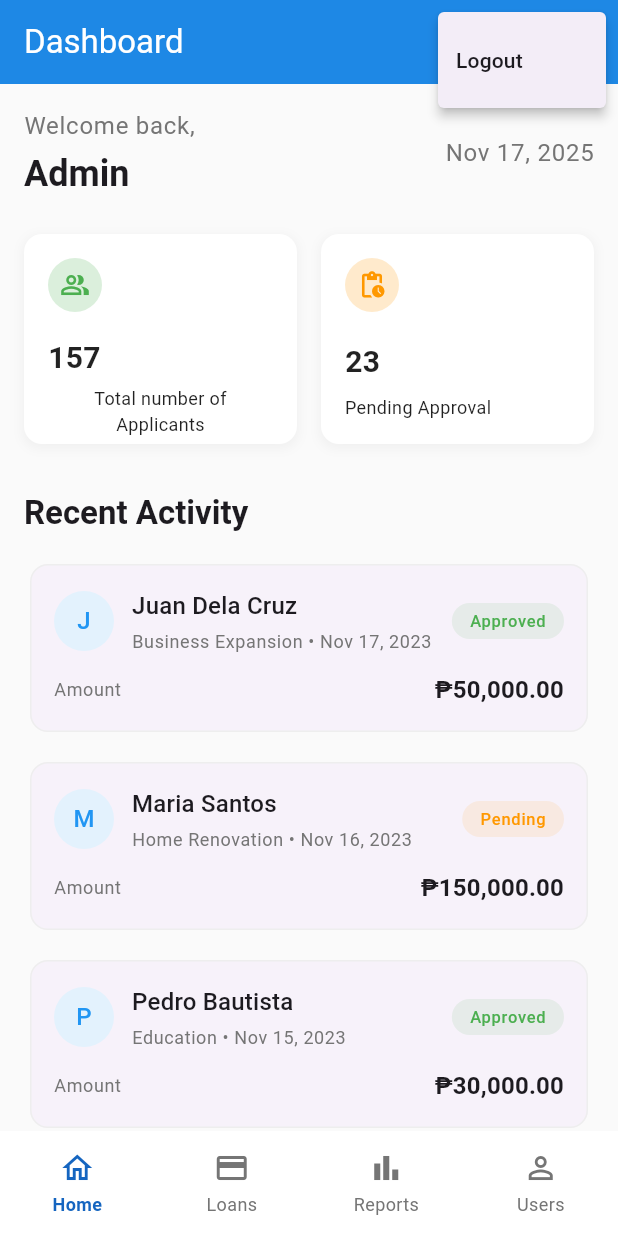
After one commit to LJPathay/CCE106_Project, a Flutter app: the DashboardScreen screen opened directly, after a tap on the "account circle" icon, on a phone screen of 412 x 824 dp. The commit adds this screen. Run offline on Flutter 3.47's test engine with Material 3 defaults, Android fonts, the phone set to English and light mode, and no system bars; our stand-ins replace bloc, cloud_firestore, equatable, firebase_auth, firebase_core, firebase_storage and 2 more; accounts and stored records are empty.

Commit message:
admin dashboard example  data

```diff
--- /dev/null
+++ b/lib/Middleware/AdminMiddleware.dart
@@ -0,0 +1,70 @@
+import 'package:flutter/material.dart';
+import 'package:cloud_firestore/cloud_firestore.dart';
+import 'package:firebase_auth/firebase_auth.dart';
+import '../Models/Account.dart';
+import '../UI/Admin/Dashboard.dart';
+
+class AdminMiddleware {
+  static Future<bool> isAdmin(BuildContext context) async {
+    final user = FirebaseAuth.instance.currentUser;
+    if (user == null) return false;
+
+    try {
+      final doc = await FirebaseFirestore.instance
+          .collection("Account")
+          .doc(user.uid)
+          .get();
+
+      if (doc.exists) {
+        final account = Account.fromMap(
+          doc.data() as Map<String, dynamic>,
+          doc.id
+        );
+        return account.isAdmin;
+      }
+      return false;
+    } catch (e) {
+      debugPrint('Error checking admin status: $e');
+      return false;
+    }
+  }
+
+  static Route<dynamic>? onGenerateRoute(RouteSettings settings) {
+    if (settings.name?.startsWith('/admin') ?? false) {
+      return MaterialPageRoute(
+        builder: (context) => FutureBuilder<bool>(
+          future: isAdmin(context),
+          builder: (context, snapshot) {
+            if (snapshot.connectionState == ConnectionState.waiting) {
+              return const Scaffold(
+                body: Center(child: CircularProgressIndicator()),
+              );
+            }
+
+            if (snapshot.data == true) {
+              return DashboardScreen();
+            }
+
+            // Show access denied
+            return Scaffold(
+              body: Center(
+                child: Column(
+                  mainAxisAlignment: MainAxisAlignment.center,
+                  children: [
+                    const Text('Admin access required'),
+                    const SizedBox(height: 16),
+                    TextButton(
+                      onPressed: () => Navigator.pop(context),
+                      child: const Text('Go back'),
+                    ),
+                  ],
+                ),
+              ),
+            );
+          },
+        ),
+      );
+    }
+    return null;
+  }
+}
--- a/lib/Models/Account.dart
+++ b/lib/Models/Account.dart
@@ -2,11 +2,22 @@ class Account {
   final String id;
   final String username;
   final String email;
+  final bool isAdmin;
 
-  Account({required this.id, required this.username, required this.email});
+  Account({
+    required this.id,
+    required this.username,
+    required this.email,
+    this.isAdmin = false,
+  });
 
   Map<String, dynamic> toMap() {
-    return {'id': id, 'username': username, 'email': email};
+    return {
+      'id': id,
+      'username': username,
+      'email': email,
+      'isAdmin': isAdmin,
+    };
   }
 
   factory Account.fromMap(Map<String, dynamic> map, String documentId) {
@@ -14,6 +25,7 @@ class Account {
       id: documentId,
       username: map['username'] ?? '',
       email: map['email'] ?? '',
+      isAdmin: map['isAdmin'] ?? false,
     );
   }
 }
--- a/lib/Services/Authenticator.dart
+++ b/lib/Services/Authenticator.dart
@@ -1,6 +1,6 @@
 import 'package:cloud_firestore/cloud_firestore.dart';
 import 'package:firebase_auth/firebase_auth.dart';
-import 'Models/Account.dart';
+import '../Models/Account.dart';
 
 class Authenticator {
   final FirebaseAuth _auth = FirebaseAuth.instance;
--- /dev/null
+++ b/lib/UI/Admin/Dashboard.dart
@@ -0,0 +1,391 @@
+import 'package:flutter/material.dart';
+import 'package:intl/intl.dart';
+
+class DashboardScreen extends StatefulWidget {
+  const DashboardScreen({super.key});
+
+  @override
+  State<DashboardScreen> createState() => _DashboardScreenState();
+}
+
+class _DashboardScreenState extends State<DashboardScreen> {
+  int _selectedIndex = 0;
+  // Sample data for demonstration
+  final int totalApplicants = 157;
+  final int pendingApprovals = 23;
+
+  final List<Map<String, dynamic>> recentActivity = [
+    {
+      "name": "Juan Dela Cruz",
+      "reason": "Business Expansion",
+      "amount": 50000.00,
+      "date": "2023-11-17",
+      "status": "Approved",
+    },
+    {
+      "name": "Maria Santos",
+      "reason": "Home Renovation",
+      "amount": 150000.00,
+      "date": "2023-11-16",
+      "status": "Pending",
+    },
+    {
+      "name": "Pedro Bautista",
+      "reason": "Education",
+      "amount": 30000.00,
+      "date": "2023-11-15",
+      "status": "Approved",
+    },
+    {
+      "name": "Ana Reyes",
+      "reason": "Medical Expenses",
+      "amount": 75000.00,
+      "date": "2023-11-14",
+      "status": "Denied",
+    },
+    {
+      "name": "Luis Garcia",
+      "reason": "Vehicle Purchase",
+      "amount": 200000.00,
+      "date": "2023-11-13",
+      "status": "Pending",
+    },
+  ];
+
+  final List<Map<String, dynamic>> quickActions = [
+    {"icon": Icons.add_circle_outline, "label": "New Loan"},
+    {"icon": Icons.people_outline, "label": "Applicants"},
+    {"icon": Icons.bar_chart, "label": "Reports"},
+    {"icon": Icons.settings, "label": "Settings"},
+  ];
+
+  Color getStatusColor(String status) {
+    switch (status.toLowerCase()) {
+      case 'approved':
+        return Colors.green;
+      case 'pending':
+        return Colors.orange;
+      case 'denied':
+        return Colors.red;
+      default:
+        return Colors.grey;
+    }
+  }
+
+  void _onItemTapped(int index) {
+    setState(() {
+      _selectedIndex = index;
+    });
+  }
+
+  @override
+  Widget build(BuildContext context) {
+    final theme = Theme.of(context);
+    final currencyFormat = NumberFormat.currency(symbol: '₱', decimalDigits: 2);
+    final dateFormat = DateFormat('MMM d, yyyy');
+
+    void _handleLogout() {
+      // TODO: Implement logout functionality
+      Navigator.pushReplacementNamed(context, '/login');
+    }
+
+    return Scaffold(
+      backgroundColor: Colors.grey[50],
+      appBar: AppBar(
+        title: const Text('Dashboard', style: TextStyle(color: Colors.white)),
+        centerTitle: false,
+        elevation: 0,
+        backgroundColor: const Color(0xFF1E88E5),
+        iconTheme: const IconThemeData(color: Colors.white),
+        actions: [
+          PopupMenuButton<String>(
+            icon: const Icon(Icons.account_circle, color: Colors.white, size: 28),
+            onSelected: (value) {
+              if (value == 'logout') {
+                _handleLogout();
+              }
+            },
+            itemBuilder: (BuildContext context) => [
+              const PopupMenuItem(
+                value: 'logout',
+                child: Text('Logout'),
+              ),
+            ],
+          ),
+          const SizedBox(width: 8),
+        ],
+      ),
+      body: SingleChildScrollView(
+        padding: const EdgeInsets.all(16.0),
+        child: Column(
+          crossAxisAlignment: CrossAxisAlignment.start,
+          children: [
+            // Welcome header with date
+            Column(
+              crossAxisAlignment: CrossAxisAlignment.start,
+              children: [
+                Row(
+                  mainAxisAlignment: MainAxisAlignment.spaceBetween,
+                  crossAxisAlignment: CrossAxisAlignment.center,
+                  children: [
+                    Column(
+                      crossAxisAlignment: CrossAxisAlignment.start,
+                      children: [
+                        Text(
+                          'Welcome back,',
+                          style: theme.textTheme.bodyLarge?.copyWith(
+                            color: Colors.grey[600],
+                          ),
+                        ),
+                        const SizedBox(height: 4),
+                        Text(
+                          'Admin',
+                          style: theme.textTheme.headlineSmall?.copyWith(
+                            fontWeight: FontWeight.bold,
+                          ),
+                        ),
+                      ],
+                    ),
+                    Text(
+                      DateFormat('MMM d, yyyy').format(DateTime.now()),
+                      style: theme.textTheme.bodyLarge?.copyWith(
+                        color: Colors.grey[600],
+                      ),
+                    ),
+                  ],
+                ),
+              ],
+            ),
+
+            const SizedBox(height: 24),
+
+            // Stats Cards
+            GridView.count(
+              shrinkWrap: true,
+              physics: const NeverScrollableScrollPhysics(),
+              crossAxisCount: 2,
+              crossAxisSpacing: 16,
+              mainAxisSpacing: 16,
+              childAspectRatio: 1.3,
+              children: [
+                _buildStatCard(
+                  'Total number of Applicants',
+                  totalApplicants.toString(),
+                  Icons.people_alt_outlined,
+                  const Color(0xFF4CAF50), // Green
+                ),
+                _buildStatCard(
+                  'Pending Approval',
+                  pendingApprovals.toString(),
+                  Icons.pending_actions_outlined,
+                  const Color(0xFFFF9800), // Orange
+                ),
+              ],
+            ),
+
+            const SizedBox(height: 32),
+
+            // Recent Activity
+            Text(
+              'Recent Activity',
+              style: theme.textTheme.titleLarge?.copyWith(
+                fontWeight: FontWeight.bold,
+              ),
+            ),
+            const SizedBox(height: 16),
+            ListView.separated(
+              shrinkWrap: true,
+              physics: const NeverScrollableScrollPhysics(),
+              itemCount: recentActivity.length,
+              separatorBuilder: (context, index) => const SizedBox(height: 12),
+              itemBuilder: (context, index) {
+                final item = recentActivity[index];
+                final statusColor = getStatusColor(item['status']);
+                return Card(
+                  elevation: 0,
+                  shape: RoundedRectangleBorder(
+                    borderRadius: BorderRadius.circular(12),
+                    side: BorderSide(color: Colors.grey[200]!),
+                  ),
+                  child: Padding(
+                    padding: const EdgeInsets.all(16),
+                    child: Column(
+                      crossAxisAlignment: CrossAxisAlignment.start,
+                      children: [
+                        Row(
+                          children: [
+                            CircleAvatar(
+                              backgroundColor: Colors.blue[50],
+                              child: Text(
+                                item['name'].toString().substring(0, 1),
+                                style: const TextStyle(color: Colors.blue),
+                              ),
+                            ),
+                            const SizedBox(width: 12),
+                            Expanded(
+                              child: Column(
+                                crossAxisAlignment: CrossAxisAlignment.start,
+                                children: [
+                                  Text(
+                                    item['name'],
+                                    style: theme.textTheme.titleMedium?.copyWith(
+                                      fontWeight: FontWeight.w500,
+                                    ),
+                                  ),
+                                  const SizedBox(height: 4),
+                                  Text(
+                                    '${item['reason']} • ${dateFormat.format(DateTime.parse(item['date']))}',
+                                    style: theme.textTheme.bodySmall?.copyWith(
+                                      color: Colors.grey[600],
+                                    ),
+                                  ),
+                                ],
+                              ),
+                            ),
+                            Container(
+                              padding: const EdgeInsets.symmetric(
+                                horizontal: 12,
+                                vertical: 4,
+                              ),
+                              decoration: BoxDecoration(
+                                color: statusColor.withOpacity(0.1),
+                                borderRadius: BorderRadius.circular(12),
+                              ),
+                              child: Text(
+                                item['status'],
+                                style: theme.textTheme.labelSmall?.copyWith(
+                                  color: statusColor,
+                                  fontWeight: FontWeight.w500,
+                                ),
+                              ),
+                            ),
+                          ],
+                        ),
+                        const SizedBox(height: 12),
+                        Row(
+                          mainAxisAlignment: MainAxisAlignment.spaceBetween,
+                          children: [
+                            Text(
+                              'Amount',
+                              style: theme.textTheme.bodySmall?.copyWith(
+                                color: Colors.grey[600],
+                              ),
+                            ),
+                            Text(
+                              currencyFormat.format(item['amount']),
+                              style: theme.textTheme.titleMedium?.copyWith(
+                                fontWeight: FontWeight.bold,
+                              ),
+                            ),
+                          ],
+                        ),
+                      ],
+                    ),
+                  ),
+                );
+              },
+            ),
+          ],
+        ),
+      ),
+      bottomNavigationBar: BottomAppBar(
+        height: 70,
+        padding: EdgeInsets.zero,
+        color: Colors.white,
+        surfaceTintColor: Colors.white,
+        child: Row(
+          mainAxisAlignment: MainAxisAlignment.spaceEvenly,
+          children: [
+            _buildNavItem(Icons.home_outlined, 'Home', 0),
+            _buildNavItem(Icons.credit_card_outlined, 'Loans', 1),
+            _buildNavItem(Icons.bar_chart_outlined, 'Reports', 2),
+            _buildNavItem(Icons.person_outline, 'Users', 3),
+          ],
+        ),
+      ),
+    );
+  }
+
+  Widget _buildStatCard(
+      String title, String value, IconData icon, Color color) {
+    return Container(
+      decoration: BoxDecoration(
+        color: Colors.white,
+        borderRadius: BorderRadius.circular(12),
+        boxShadow: [
+          BoxShadow(
+            color: Colors.grey.withOpacity(0.1),
+            spreadRadius: 1,
+            blurRadius: 5,
+            offset: const Offset(0, 2),
+          ),
+        ],
+      ),
+      padding: const EdgeInsets.all(16),
+      child: Column(
+        crossAxisAlignment: CrossAxisAlignment.start,
+        mainAxisAlignment: MainAxisAlignment.spaceBetween,
+        children: [
+          Container(
+            padding: const EdgeInsets.all(8),
+            decoration: BoxDecoration(
+              color: color.withOpacity(0.2),
+              shape: BoxShape.circle,
+            ),
+            child: Icon(icon, color: color, size: 20),
+          ),
+          const SizedBox(height: 16),
+          Text(
+            value,
+            style: const TextStyle(
+              fontSize: 20,
+              fontWeight: FontWeight.bold,
+              color: Colors.black87,
+            ),
+          ),
+          const SizedBox(height: 4),
+          Text(
+            title,
+            style: const TextStyle(
+              color: Colors.black87,
+              fontSize: 12,
+            ),
+            textAlign: TextAlign.center,
+          ),
+        ],
+      ),
+    );
+  }
+
+  Widget _buildNavItem(IconData icon, String label, int index) {
+    final isSelected = _selectedIndex == index;
+    return Expanded(
+      child: InkWell(
+        onTap: () => _onItemTapped(index),
+        child: Container(
+          height: 70,
+          padding: const EdgeInsets.symmetric(vertical: 8),
+          child: Column(
+            mainAxisAlignment: MainAxisAlignment.center,
+            children: [
+              Icon(
+                icon,
+                color: isSelected ? Colors.blue[800] : Colors.grey[600],
+                size: 24,
+              ),
+              const SizedBox(height: 4),
+              Text(
+                label,
+                style: TextStyle(
+                  color: isSelected ? Colors.blue[800] : Colors.grey[600],
+                  fontSize: 12,
+                  fontWeight: isSelected ? FontWeight.w600 : FontWeight.normal,
+                ),
+              ),
+            ],
+          ),
+        ),
+      ),
+    );
+  }
+}
--- a/lib/UI/User/input_field.dart
+++ b/lib/UI/User/input_field.dart
@@ -1,5 +1,5 @@
 import 'package:flutter/material.dart';
-import '../layout/theme.dart';
+import '../../layout/theme.dart';
 
 class InputField extends StatelessWidget {
   final IconData icon;
--- a/lib/auth/login.dart
+++ b/lib/auth/login.dart
@@ -1,5 +1,6 @@
 import 'package:flutter/material.dart';
 import 'package:firebase_auth/firebase_auth.dart';
+import 'package:cloud_firestore/cloud_firestore.dart';
 
 class LoginPage extends StatefulWidget {
   const LoginPage({super.key});
@@ -19,18 +20,40 @@ class _LoginPageState extends State<LoginPage> {
     if (!_formKey.currentState!.validate()) return;
     setState(() => _loading = true);
     try {
-      await FirebaseAuth.instance.signInWithEmailAndPassword(
+      final userCredential = await FirebaseAuth.instance.signInWithEmailAndPassword(
         email: _email.text.trim(),
         password: _password.text,
       );
+
       if (!mounted) return;
-      Navigator.pushReplacementNamed(context, '/dashboard');
+
+      // Get user data to check admin status
+      final userDoc = await FirebaseFirestore.instance
+          .collection("Account")
+          .doc(userCredential.user!.uid)
+          .get();
+
+      if (userDoc.exists) {
+        final isAdmin = (userDoc.data() as Map<String, dynamic>)['isAdmin'] ?? false;
+
+        if (!mounted) return;
+
+        // Redirect based on admin status
+        if (isAdmin == true) {
+          Navigator.pushReplacementNamed(context, '/admin/dashboard');
+        } else {
+          Navigator.pushReplacementNamed(context, '/dashboard');
+        }
+      } else {
+        // If user doc doesn't exist, redirect to regular dashboard
+        if (mounted) {
+          Navigator.pushReplacementNamed(context, '/dashboard');
+        }
+      }
     } on FirebaseAuthException catch (e) {
       final msg = e.message ?? 'Login error';
       if (mounted) {
-        ScaffoldMessenger.of(
-          context,
-        ).showSnackBar(SnackBar(content: Text(msg)));
+        ScaffoldMessenger.of(context).showSnackBar(SnackBar(content: Text(msg)));
       }
     } finally {
       if (mounted) setState(() => _loading = false);
--- /dev/null
+++ b/lib/layout/AdminTheme.dart
@@ -0,0 +1,56 @@
+import 'package:flutter/material.dart';
+
+class AdminTheme {
+  // Palette
+  static const Color primary = Color(0xFF343A40); // Business dark gray
+  static const Color secondary = Color(0xFF2779BD); // Muted blue
+  static const Color accent = Color(0xFFFFFFFF); // White
+  static const Color danger = Color(0xFFD9534F); // Status red
+  static const Color success = Color(0xFF5CB85C); // Status green
+  static const Color textSecondary = Color(0xFF6C757D); // Subtle gray text
+
+  static const Color surfaceLight = Color(0xFFF8F9FA); // Card/table bg
+
+  // Typography
+  static TextStyle heading = const TextStyle(
+    fontSize: 24,
+    fontWeight: FontWeight.bold,
+    color: primary,
+  );
+
+  static TextStyle subheading = const TextStyle(
+    fontSize: 18,
+    fontWeight: FontWeight.w600,
+    color: primary,
+  );
+
+  static TextStyle body = const TextStyle(fontSize: 14, color: primary);
+
+  // Button Style
+  static ButtonStyle flatButton = TextButton.styleFrom(
+    foregroundColor: accent,
+    backgroundColor: secondary,
+    padding: const EdgeInsets.symmetric(vertical: 12, horizontal: 24),
+    shape: RoundedRectangleBorder(borderRadius: BorderRadius.circular(6)),
+  );
+
+  // Card style
+  static BoxDecoration card = BoxDecoration(
+    color: surfaceLight,
+    borderRadius: BorderRadius.circular(8),
+    boxShadow: [
+      BoxShadow(
+        color: Colors.black.withOpacity(0.07),
+        blurRadius: 4,
+        offset: const Offset(0, 2),
+      ),
+    ],
+  );
+
+  // Table style
+  static TextStyle tableHeading = const TextStyle(
+    fontSize: 14,
+    fontWeight: FontWeight.bold,
+    color: secondary,
+  );
+}
--- a/lib/main.dart
+++ b/lib/main.dart
@@ -12,6 +12,7 @@ import '../UI/User/view_history.dart';
 import '../UI/User/my_loans.dart';
 import '../UI/User/verification_page.dart';
 import 'Services/firebase_options.dart';
+import 'Middleware/AdminMiddleware.dart';
 
 void main() async {
   WidgetsFlutterBinding.ensureInitialized();
@@ -62,6 +63,13 @@ class MyApp extends StatelessWidget {
           '/my-loans': (context) => const MyLoansPage(),
           '/verification': (context) => const VerificationPage(),
         },
+        onGenerateRoute: (settings) {
+          // Handle admin routes
+          if (settings.name?.startsWith('/admin') ?? false) {
+            return AdminMiddleware.onGenerateRoute(settings);
+          }
+          return null; // Let other routes be handled normally
+        },
       ),
     );
   }
```
Also changed, not shown: pubspec.lock.
